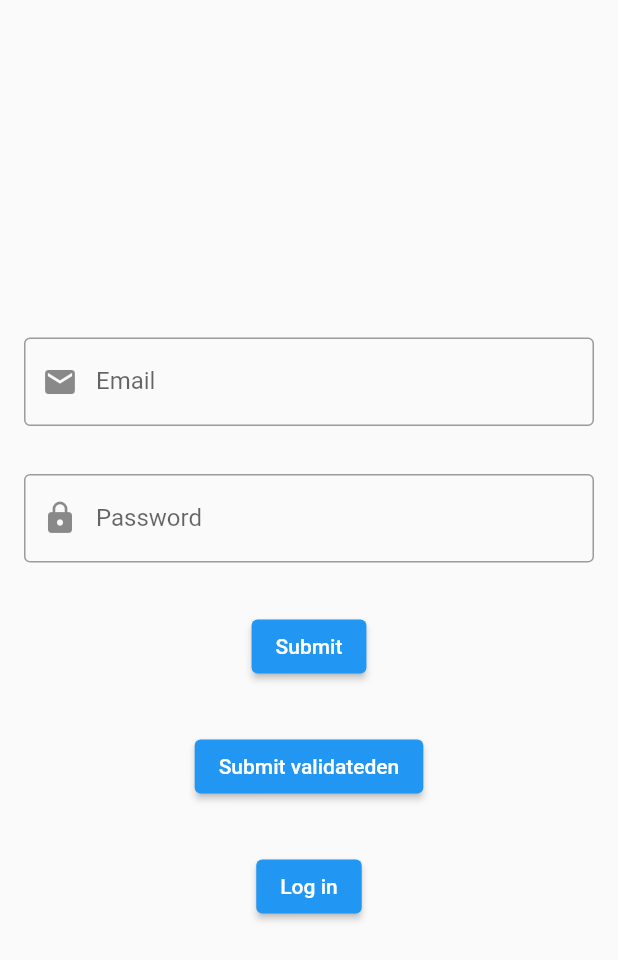
After one commit to elifErdgn/web_api_ornekleri, a Flutter app: the LoginAndResgisterGPT screen opened directly, after a tap on "Submit", on a phone screen of 412 x 824 dp. The commit adds this screen. Shown: the top 960 px of the screen. Run offline on Flutter 3.47's test engine with Material 2 defaults, Android fonts, the phone set to English and light mode, and no system bars; our stand-ins replace dio, flutter_riverpod, flutter_svg, get, get_storage, shared_preferences; missing offline and left inert: dart:html, grock; accounts and stored records are empty; network calls fail.

Commit message:
chatGPT kodları  eklendi

```diff
--- /dev/null
+++ b/lib/duzenlencek/supa.txt
@@ -0,0 +1,6 @@
+/// supabase ile bağlantı kurduğumuz kısım
+  await Supabase.initialize(
+    url: 'https://kygiuxpglxzfdaejyfio.supabase.co',
+    anonKey:
+        'eyJhbGciOiJIUzI1NiIsInR5cCI6IkpXVCJ9.eyJpc3MiOiJzdXBhYmFzZSIsInJlZiI6Imt5Z2l1eHBnbHh6ZmRhZWp5ZmlvIiwicm9sZSI6ImFub24iLCJpYXQiOjE2NzU3OTg0NjIsImV4cCI6MTk5MTM3NDQ2Mn0.x4s4CxTpLq60tqohV_lVlAihKAkI2EaVoxCPJpkapGE',
+  );
--- /dev/null
+++ b/lib/http/chatGPT/loginAndRegister/loginAndRegister.dart
@@ -0,0 +1,168 @@
+import 'dart:convert';
+
+import 'package:butun_http_ornekleri/http/chatGPT/loginAndRegister/service.dart';
+import 'package:flutter/material.dart';
+import 'package:http/http.dart' as http;
+
+class LoginAndResgisterGPT extends StatefulWidget {
+  const LoginAndResgisterGPT({Key? key}) : super(key: key);
+
+  @override
+  State<LoginAndResgisterGPT> createState() => _LoginAndResgisterGPTState();
+}
+
+class _LoginAndResgisterGPTState extends State<LoginAndResgisterGPT> with Auth {
+  final _formKey = GlobalKey<FormState>();
+  final _scaffoldKey = GlobalKey<ScaffoldState>();
+
+  TextEditingController emailController = TextEditingController();
+  TextEditingController passwordController = TextEditingController();
+
+  String _username = '';
+  String _password = '';
+
+  bool _isLoading = false;
+
+  @override
+  Widget build(BuildContext context) {
+    return Scaffold(
+      key: _scaffoldKey,
+      body: _isLoading
+      ? Center(child: CircularProgressIndicator())
+      : Center(
+        child: SingleChildScrollView(
+          child: Form(
+            key: _formKey,
+            child: Column(
+              mainAxisAlignment: MainAxisAlignment.center,
+              children: [
+                Padding(
+                  padding: EdgeInsets.all(16),
+                  child: TextFormField(
+                    controller: emailController,
+                    keyboardType: TextInputType.emailAddress,
+                    validator: (value) {
+                      if (value!.isEmpty) {
+                        return 'Please enter your email';
+                      }
+                      return null;
+                    },
+                    onChanged: (value) {
+                      _username = value;
+                    },
+                    decoration: const InputDecoration(
+                      labelText: 'Email',
+                      prefixIcon: Icon(Icons.email),
+                      border: OutlineInputBorder(),
+                    ),
+                  ),
+                ),
+                Padding(
+                  padding: const EdgeInsets.all(16.0),
+                  child: TextFormField(
+                    controller: passwordController,
+                    obscureText: true,
+                    validator: (value) {
+                      if (value == null || value.isEmpty) {
+                        return 'Please enter your password';
+                      }
+                      return null;
+                    },
+                    onChanged: (value) {
+                      _password = value;
+                    },
+                    decoration: InputDecoration(
+                      labelText: 'Password',
+                      prefixIcon: Icon(Icons.lock),
+                      border: OutlineInputBorder(),
+                    ),
+                  ),
+                ),
+                Padding(
+                  padding: const EdgeInsets.all(16.0),
+                  child: ElevatedButton(
+                    onPressed: _isLoading
+                        ? null
+                        : () {
+                            Auth.login(
+                                emailController.text, passwordController.text);
+                          },
+                    child: _isLoading
+                        ? CircularProgressIndicator()
+                        : Text('Submit'),
+                  ),
+                ),
+                Padding(
+                  padding: const EdgeInsets.all(16.0),
+                  child: ElevatedButton(
+                    onPressed: _isLoading ? null : _submit,
+                    child: _isLoading
+                        ? CircularProgressIndicator()
+                        : Text('Submit validateden'),
+                  ),
+                ),
+                SizedBox(height: 16),
+                ElevatedButton(
+                  onPressed: _submitWithCont,
+                  child: Text('Log in'),
+                ),
+              ],
+            ),
+          ),
+        ),
+      ),
+    );
+  }
+
+  void _submit() async {
+    if (_formKey.currentState!.validate()) {
+      setState(() {
+        _isLoading = true;
+      });
+      final url = 'https://your-domain.com/api/login';
+
+      try {
+        final response = await http.post(Uri.parse(url), body: {
+          'email': _username,
+          'password': _password,
+        });
+        final responseData = json.decode(response.body);
+        if (responseData['success'] == true) {
+          final token = responseData['token'];
+          await Auth.saveToken(token);
+        }
+      } catch (e) {
+        print(e);
+      }
+    }
+  }
+
+  void _submitWithCont() async {
+    if (_formKey.currentState!.validate()) {
+      setState(() {
+        _isLoading = true;
+      });
+      try {
+        final token = await Auth.login(
+          emailController.text,
+          passwordController.text,
+        );
+        Navigator.of(context).pushReplacementNamed('/home');
+      } catch (e) {
+        setState(() {
+          _isLoading = false;
+        });
+        showDialog(
+          context: context,
+          builder: (context) => AlertDialog(
+            title: Text("Error"),
+            content: Text(e.toString()),
+            actions: [
+              Text("Giriş yapılamadı tekrar deneyin"),
+            ],
+          ),
+        );
+      }
+    }
+  }
+}
--- /dev/null
+++ b/lib/http/chatGPT/loginAndRegister/service.dart
@@ -0,0 +1,79 @@
+import 'dart:convert';
+
+import 'package:shared_preferences/shared_preferences.dart';
+import 'package:http/http.dart' as http;
+
+const apiUrl = 'https://example.com/api';
+
+class Auth {
+  static Future<String?> login(String email, password) async {
+    final response = await http.post(
+      Uri.parse('$apiUrl/login'),
+      body: {'email': email, 'password': password},
+    );
+    if (response.statusCode == 200) {
+      final data = jsonDecode(response.body);
+      final token = data['token'];
+      await saveToken(token);
+      return token;
+    } else {
+      throw Exception('Failed to log in');
+    }
+  }
+
+  Future<Map<String, dynamic>> loginWithHeaders(
+      String email, String password) async {
+    var url = Uri.parse('https://example.com/login');
+    var response = await http.post(
+      url,
+      body: json.encode({'email': email, 'password': password}),
+      headers: {'Content-Type': 'application/json'},
+    );
+    if (response.statusCode == 200) {
+      Map<String, dynamic> user = json.decode(response.body);
+      saveToken(user['token']);
+      return user;
+    } else {
+      throw Exception('Failed to login');
+    }
+  }
+
+  static Future<void> register(String email, password) async {
+    final response = await http.post(
+      Uri.parse('$apiUrl/register'),
+      body: {'email': email, 'password': password},
+    );
+    if (response.statusCode == 200) {
+      //kayıt başarılı ise ?
+    } else {
+      throw Exception('Failed to register');
+    }
+  }
+
+  static Future<void> saveToken(String token) async {
+    final prefs = await SharedPreferences.getInstance();
+    await prefs.setString('token', token);
+  }
+
+  static Future<String?> getToken() async {
+    final prefs = await SharedPreferences.getInstance();
+    await prefs.getString('token');
+  }
+
+  Future<void> removeToken() async {
+    SharedPreferences prefs = await SharedPreferences.getInstance();
+    await prefs.remove('token');
+  }
+}
+
+//
+// headers kullanma
+// Headers in an HTTP POST request are used to provide additional information about the content being sent to the server. Headers contain metadata about the request and may provide context for how the server should handle the request.
+//
+// For example, the Content-Type header specifies the format of the request payload. When making a POST request to a server with a JSON payload, you would typically set the Content-Type header to application/json.
+//
+// Other headers, such as the Authorization header, are used for authentication purposes. In a login page, for example, you may include an Authorization header to send a token or credentials to the server for authentication.
+//
+// Headers can also be used to provide caching information, compression preferences, and more.
+//
+// In summary, headers in an HTTP POST request provide additional information about the request and its content, which can help the server handle the request appropriately.
```
Also changed, not shown: lib/main.dart (+27 -4 lines).
